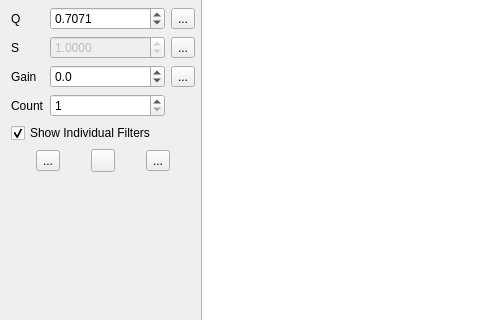
Before: the Qt Designer form src/main/python/ui/filter.ui in 3ll3d00d/beqdesigner, drawn with Qt 5; both pictures show x 0 to 480 and y 146 to 466 of the 1390 by 665 pixel window.
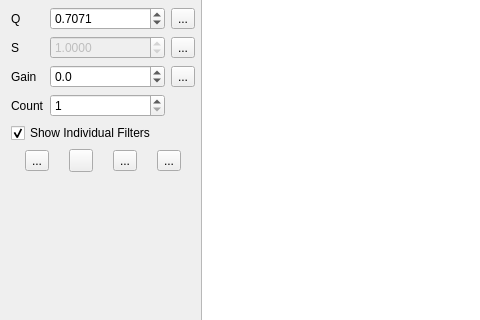
After: the same form once the commit is applied. Custom widgets are drawn as their Qt base class.

Commit message: add limits button to filter dialog #247

Patch:
```diff
--- a/src/main/python/ui/filter.ui
+++ b/src/main/python/ui/filter.ui
@@ -298,6 +298,13 @@
          </property>
         </widget>
        </item>
+       <item>
+        <widget class="QToolButton" name="limitsButton">
+         <property name="text">
+          <string>...</string>
+         </property>
+        </widget>
+       </item>
       </layout>
      </item>
      <item row="0" column="0" colspan="3">
```
Left out of the diff: 101 changed lines with no effect on the pictures. The commit also changes 2 other files.
